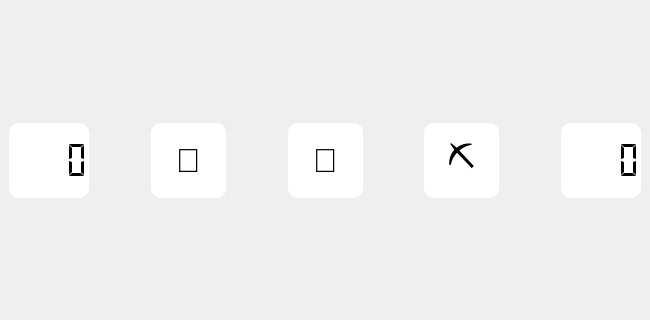
Old version of the form minesweeper_ui.ui in the repository rekin5320/minesweeper; both pictures show x 0 to 650 and y 231 to 551 of the 650 by 800 pixel window.
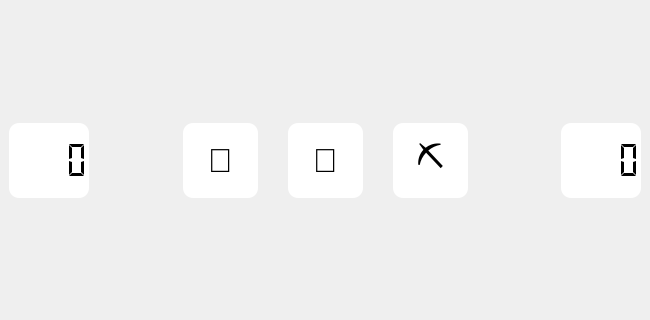
New version of the form. Icons and pictures are not drawn.

Commit message: Brought flag and uncover tool buttons closer to main button

Patch:
```diff
--- a/minesweeper_ui.ui
+++ b/minesweeper_ui.ui
@@ -62,6 +62,9 @@
     </item>
     <item>
      <layout class="QHBoxLayout" name="horizontalLayout">
+      <property name="spacing">
+       <number>30</number>
+      </property>
       <item>
        <widget class="QLCDNumber" name="lcdNumber_left">
         <property name="minimumSize">
@@ -149,19 +152,6 @@
         </property>
        </widget>
       </item>
-      <item>
-       <spacer name="horizontalSpacer_4">
-        <property name="orientation">
-         <enum>Qt::Horizontal</enum>
-        </property>
-        <property name="sizeHint" stdset="0">
-         <size>
-          <width>40</width>
-          <height>20</height>
-         </size>
-        </property>
-       </spacer>
-      </item>
       <item>
        <widget class="QPushButton" name="mainbutton">
         <property name="sizePolicy">
@@ -206,19 +196,6 @@
         </property>
        </widget>
       </item>
-      <item>
-       <spacer name="horizontalSpacer_3">
-        <property name="orientation">
-         <enum>Qt::Horizontal</enum>
-        </property>
-        <property name="sizeHint" stdset="0">
-         <size>
-          <width>40</width>
-          <height>20</height>
-         </size>
-        </property>
-       </spacer>
-      </item>
       <item>
        <widget class="QPushButton" name="uncoverButton">
         <property name="sizePolicy">
```
The commit also changes 1 other file.
